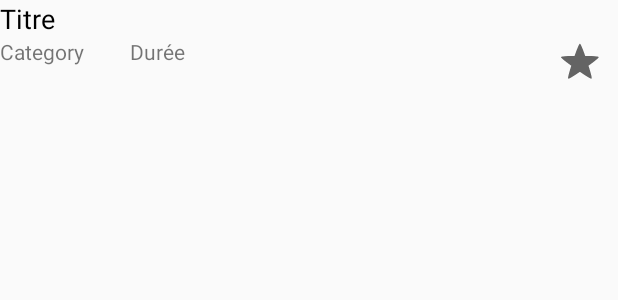
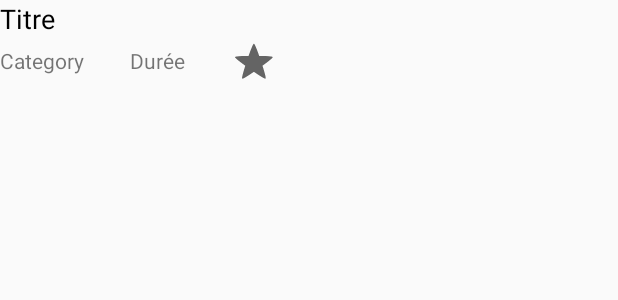
Before and after one commit to elkouhen/catalogue-formation, an Android app: the layout formation_item.xml on its own in the app's theme, with its tools: preview values and no code run, on a phone screen of 412 x 824 dp. Shown: the top 300 px of the screen. Run offline under Robolectric (Android 15) with nearby library versions, the phone set to English and light mode, and no system bars.

Commit message:
correction de l'etoile

```diff
--- a/formationsIhmAndroid/app/src/main/java/formations/softeam/com/formationsihmandroid/helpers/CategoryConverter.java
+++ b/formationsIhmAndroid/app/src/main/java/formations/softeam/com/formationsihmandroid/helpers/CategoryConverter.java
@@ -10,11 +10,9 @@ public class CategoryConverter {
 
         if (categorie == 1) {
             category = "tech-java-ee";
-        }
-        else if (categorie == 2) {
+        } else if (categorie == 2) {
             category = "tech-web";
-        }
-        else if (categorie == 3) {
+        } else if (categorie == 3) {
             category = "methodes-agiles";
         }
         return category;
--- a/formationsIhmAndroid/app/src/main/res/layout/formation_item.xml
+++ b/formationsIhmAndroid/app/src/main/res/layout/formation_item.xml
@@ -5,27 +5,21 @@
     android:orientation="vertical">
 
     <TextView
-        android:id="@+id/titreView"
+        android:id="@+id/titre"
         style="@style/TextAppearance.AppCompat.Medium"
         android:layout_width="wrap_content"
         android:layout_height="wrap_content"
         android:text="Titre"
         android:textColor="@android:color/black" />
 
-    <LinearLayout xmlns:android="http://schemas.android.com/apk/res/android"
+    <LinearLayout
         android:layout_width="match_parent"
         android:layout_height="wrap_content"
         android:orientation="horizontal"
         >
 
-        <LinearLayout
-            android:layout_width="0dip"
-            android:layout_height="match_parent"
-            android:layout_weight="0.90"
-           >
-
             <TextView
-                android:id="@+id/categoryView"
+                android:id="@+id/category"
                 android:layout_width="wrap_content"
                 android:layout_height="wrap_content"
                 android:text="Category" />
@@ -35,25 +29,20 @@
                 android:layout_height="0dp" />
 
             <TextView
-                android:id="@+id/dureeView"
+                android:id="@+id/duree"
                 android:layout_width="wrap_content"
                 android:layout_height="wrap_content"
                 android:text="Durée" />
 
-        </LinearLayout>
-
-        <LinearLayout
-            android:layout_width="0dip"
-            android:layout_height="match_parent"
-            android:layout_weight="0.10"
-            >
+            <Space
+                android:layout_width="30dp"
+                android:layout_height="0dp"  />
 
             <CheckBox
-                android:id="@+id/checkBox"
+                android:id="@+id/select"
                 style="?android:attr/starStyle"
                 android:layout_width="match_parent"
                 android:layout_height="wrap_content"
                 />
-        </LinearLayout>
     </LinearLayout>
 </LinearLayout>
--- a/formationsIhmAndroid/app/src/main/res/menu/global.xml
+++ b/formationsIhmAndroid/app/src/main/res/menu/global.xml
@@ -1,5 +1,5 @@
 <menu xmlns:android="http://schemas.android.com/apk/res/android"
     xmlns:app="http://schemas.android.com/apk/res-auto">
     <item android:id="@+id/action_settings" android:title="@string/action_settings"
-        android:orderInCategory="100" android:showAsAction="never" />
+        android:orderInCategory="100" app:showAsAction="never" />
 </menu>
--- a/formationsIhmAndroid/app/src/main/res/menu/menu_main.xml
+++ b/formationsIhmAndroid/app/src/main/res/menu/menu_main.xml
@@ -2,7 +2,7 @@
     xmlns:app="http://schemas.android.com/apk/res-auto"
     xmlns:tools="http://schemas.android.com/tools" tools:context=".MainActivity">
     <item android:id="@+id/action_example" android:title="@string/action_example"
-        android:showAsAction="withText|ifRoom" />
+        app:showAsAction="withText|ifRoom" />
     <item android:id="@+id/action_settings" android:title="@string/action_settings"
-        android:orderInCategory="100" android:showAsAction="never" />
+        android:orderInCategory="100" app:showAsAction="never" />
 </menu>
```
Also changed, not shown: formationsIhmAndroid/app/src/main/java/formations/softeam/com/formationsihmandroid/activities/MainActivity.java (+2 -5 lines), formationsIhmAndroid/app/src/main/java/formations/softeam/com/formationsihmandroid/adapters/FormationListAdapter.java (+4 -5 lines), formationsIhmAndroid/app/src/main/java/formations/softeam/com/formationsihmandroid/services/dto/Formation.java (+11 -0 lines), formationsIhmAndroid/app/src/main/java/formations/softeam/com/formationsihmandroid/views/FormationItemView.java (+34 -3 lines).
